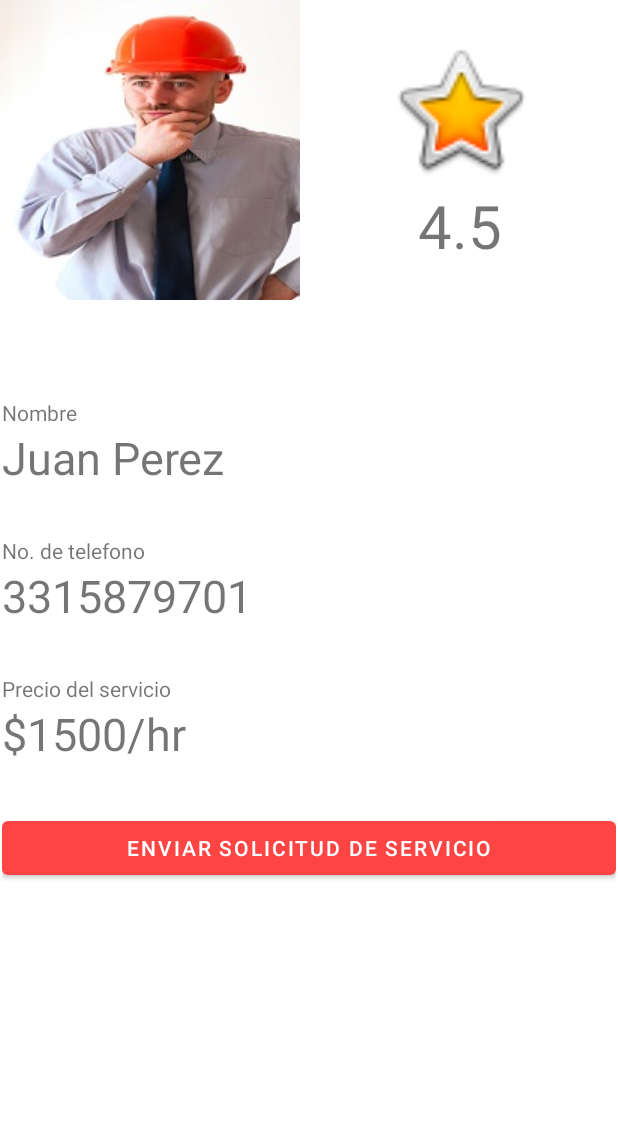
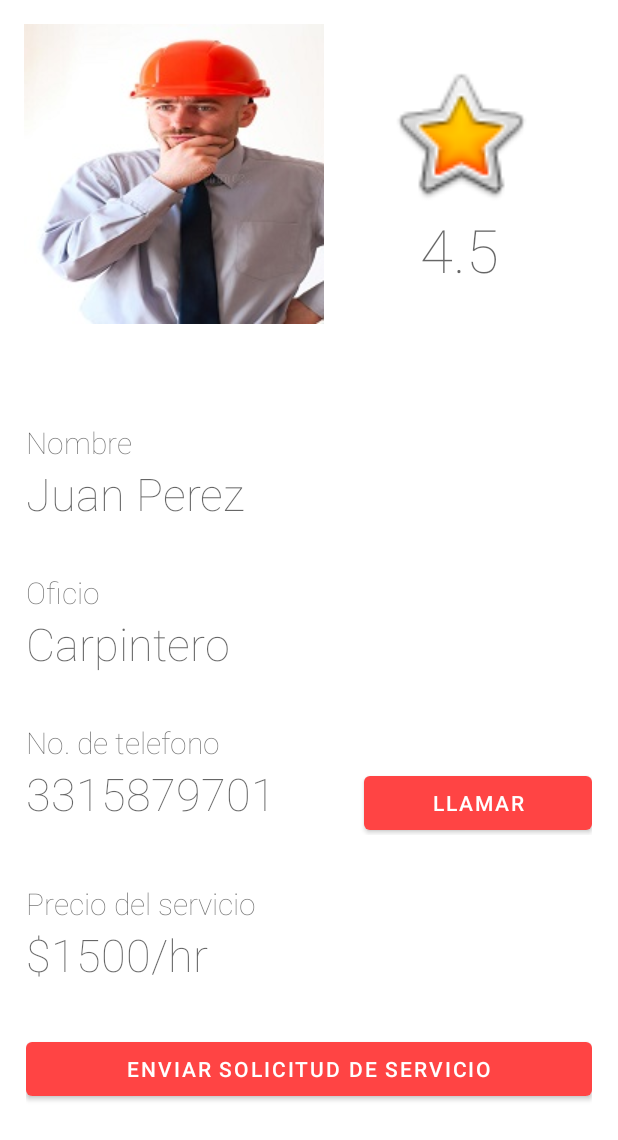
Before and after one commit to oscargsdev/servimax3000, an Android app: the layout activity_info_trabajador.xml on its own in the app's theme, with its tools: preview values and no code run, on a phone screen of 412 x 824 dp. Shown: the top 1140 px of the screen. Run offline under Robolectric (Android 15) with nearby library versions, the phone set to English and light mode, and no system bars.

Commit message:
Impementacion de boton de llamada Podemos hacer una llamada desde la vista info trabajador, tambien agregu[e mAS Datos a la bd

```diff
--- a/servimaxApp/app/src/main/java/com/example/myapplication/MainActivity.java
+++ b/servimaxApp/app/src/main/java/com/example/myapplication/MainActivity.java
@@ -63,11 +63,11 @@ public class MainActivity extends AppCompatActivity {
         }
 
 
-        llenadoDeBD();
+        //llenadoDeBD();
 
 
         // CAMBIAR PARA LA SS
-        Intent intent = new Intent(this, Login.class);
+        Intent intent = new Intent(this, InfoTrabajador.class);
         startActivity(intent);
     }
 
@@ -117,7 +117,7 @@ public class MainActivity extends AppCompatActivity {
             int maxR = (int)(Math.random()*(1000-1500+1)+1500);
 
             bdLlena(nombres[i], apellidos[i], "3315879701",
-                            "carpintero", String.valueOf(minR), String.valueOf(maxR),
+                            "electricista", String.valueOf(minR), String.valueOf(maxR),
                             "1",  email, "1234qwer");
         }
 
--- a/servimaxApp/app/src/main/res/layout/activity_info_trabajador.xml
+++ b/servimaxApp/app/src/main/res/layout/activity_info_trabajador.xml
@@ -3,7 +3,8 @@
     xmlns:app="http://schemas.android.com/apk/res-auto"
     xmlns:tools="http://schemas.android.com/tools"
     android:layout_width="match_parent"
-    android:layout_height="match_parent">
+    android:layout_height="match_parent"
+    android:padding="@dimen/pad_registro_login">
 
     <androidx.constraintlayout.widget.ConstraintLayout
         android:layout_width="match_parent"
@@ -43,7 +44,10 @@
                 android:layout_gravity="center_horizontal"
                 android:layout_weight="1"
                 android:text="@string/calificacion_plantilla"
-                android:textSize="40sp" />
+                android:textSize="40sp"
+                android:fontFamily="sans-serif-thin"
+
+                android:textAppearance="@style/TextAppearance.AppCompat.Display2" />
         </LinearLayout>
 
         <LinearLayout
@@ -62,14 +66,45 @@
                 android:id="@+id/etiquetaNombre"
                 android:layout_width="match_parent"
                 android:layout_height="wrap_content"
-                android:text="Nombre" />
+                android:text="Nombre"
+                android:fontFamily="sans-serif-thin"
+
+                android:textAppearance="@style/TextAppearance.AppCompat.Display3"
+                android:textSize="20sp"/>
 
             <TextView
                 android:id="@+id/nombreInfo"
                 android:layout_width="match_parent"
                 android:layout_height="wrap_content"
                 android:text="@string/juan_perez"
-                android:textSize="30sp" />
+                android:textSize="30sp"
+                android:fontFamily="sans-serif-thin"
+
+                android:textAppearance="@style/TextAppearance.AppCompat.Display3" />
+
+            <Space
+                android:layout_width="match_parent"
+                android:layout_height="32dp" />
+
+            <TextView
+                android:id="@+id/etiquetaOficio"
+                android:layout_width="match_parent"
+                android:layout_height="wrap_content"
+                android:text="Oficio"
+                android:fontFamily="sans-serif-thin"
+
+                android:textAppearance="@style/TextAppearance.AppCompat.Display3"
+                android:textSize="20sp"/>
+
+            <TextView
+                android:id="@+id/oficioInfo"
+                android:layout_width="match_parent"
+                android:layout_height="wrap_content"
+                android:text="Carpintero"
+                android:textSize="30sp"
+                android:fontFamily="sans-serif-thin"
+
+                android:textAppearance="@style/TextAppearance.AppCompat.Display3" />
 
             <Space
                 android:layout_width="match_parent"
@@ -79,14 +114,40 @@
                 android:id="@+id/telefonoEtiqueta"
                 android:layout_width="match_parent"
                 android:layout_height="wrap_content"
-                android:text="No. de telefono" />
+                android:fontFamily="sans-serif-thin"
+                android:text="No. de telefono"
 
-            <TextView
-                android:id="@+id/telefonoInfo"
+                android:textAppearance="@style/TextAppearance.AppCompat.Display3"
+                android:textSize="20sp" />
+
+            <LinearLayout
                 android:layout_width="match_parent"
-                android:layout_height="wrap_content"
-                android:text="3315879701"
-                android:textSize="30sp" />
+                android:layout_height="match_parent"
+                android:orientation="horizontal">
+
+                <TextView
+                    android:id="@+id/telefonoInfo"
+                    android:layout_width="wrap_content"
+                    android:layout_height="wrap_content"
+                    android:fontFamily="sans-serif-thin"
+                    android:text="3315879701"
+
+                    android:textAppearance="@style/TextAppearance.AppCompat.Display3"
+                    android:textSize="30sp" />
+
+                <Space
+                    android:layout_width="wrap_content"
+                    android:layout_height="wrap_content"
+                    android:layout_weight="1" />
+
+                <Button
+                    android:id="@+id/button"
+                    android:layout_width="wrap_content"
+                    android:layout_height="wrap_content"
+                    android:layout_weight="1"
+                    android:onClick="llamarTrabajador"
+                    android:text="Llamar" />
+            </LinearLayout>
 
             <Space
                 android:layout_width="match_parent"
@@ -96,14 +157,21 @@
                 android:id="@+id/precioEtiqueta"
                 android:layout_width="match_parent"
                 android:layout_height="wrap_content"
-                android:text="Precio del servicio" />
+                android:text="Precio del servicio"
+                android:fontFamily="sans-serif-thin"
+
+                android:textAppearance="@style/TextAppearance.AppCompat.Display3"
+                android:textSize="20sp"/>
 
             <TextView
                 android:id="@+id/precioInfo"
                 android:layout_width="match_parent"
                 android:layout_height="wrap_content"
                 android:text="$1500/hr"
-                android:textSize="30sp" />
+                android:textSize="30sp"
+                android:fontFamily="sans-serif-thin"
+
+                android:textAppearance="@style/TextAppearance.AppCompat.Display3" />
 
             <Space
                 android:layout_width="match_parent"
--- a/servimaxApp/app/src/main/res/layout/activity_login.xml
+++ b/servimaxApp/app/src/main/res/layout/activity_login.xml
@@ -16,8 +16,9 @@
             android:id="@+id/login_title"
             android:layout_width="match_parent"
             android:layout_height="wrap_content"
+            android:text="@string/login_title_label"
             android:fontFamily="sans-serif-thin"
-            android:text="@string/login_title_label"
+
             android:textAppearance="@style/TextAppearance.AppCompat.Display3" />
 
         <Space
```
Also changed, not shown: servimaxApp/app/src/main/java/com/example/myapplication/InfoTrabajador.java (+13 -0 lines), servimaxApp/app/src/main/res/values/strings.xml (+101 -97 lines).
